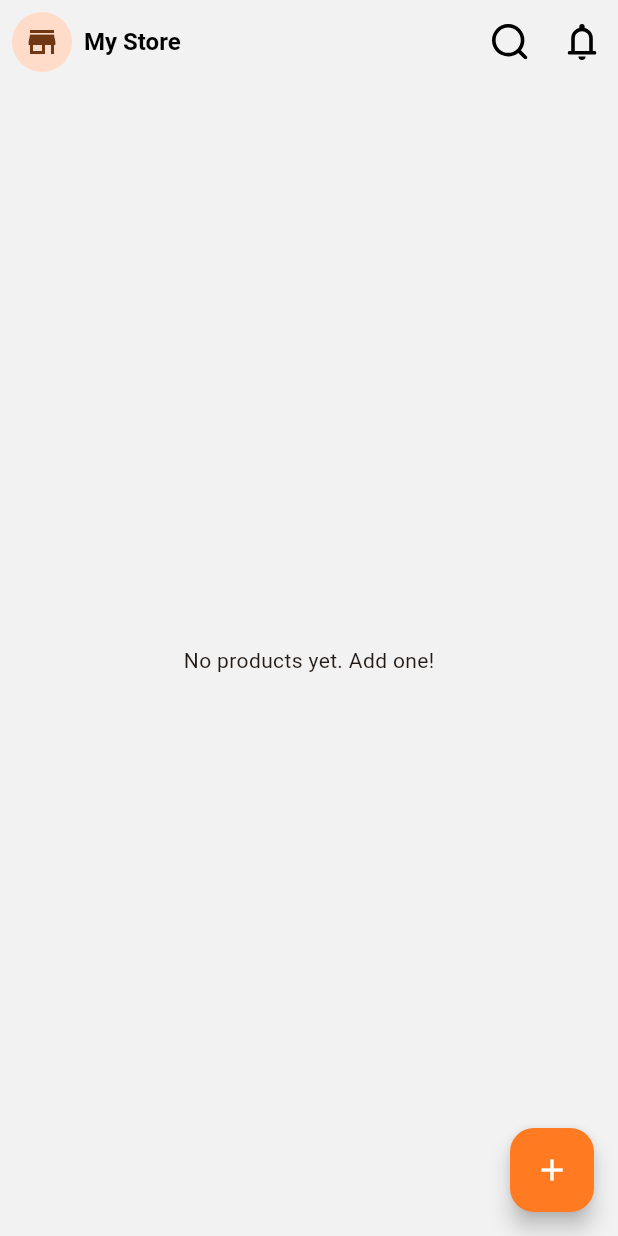
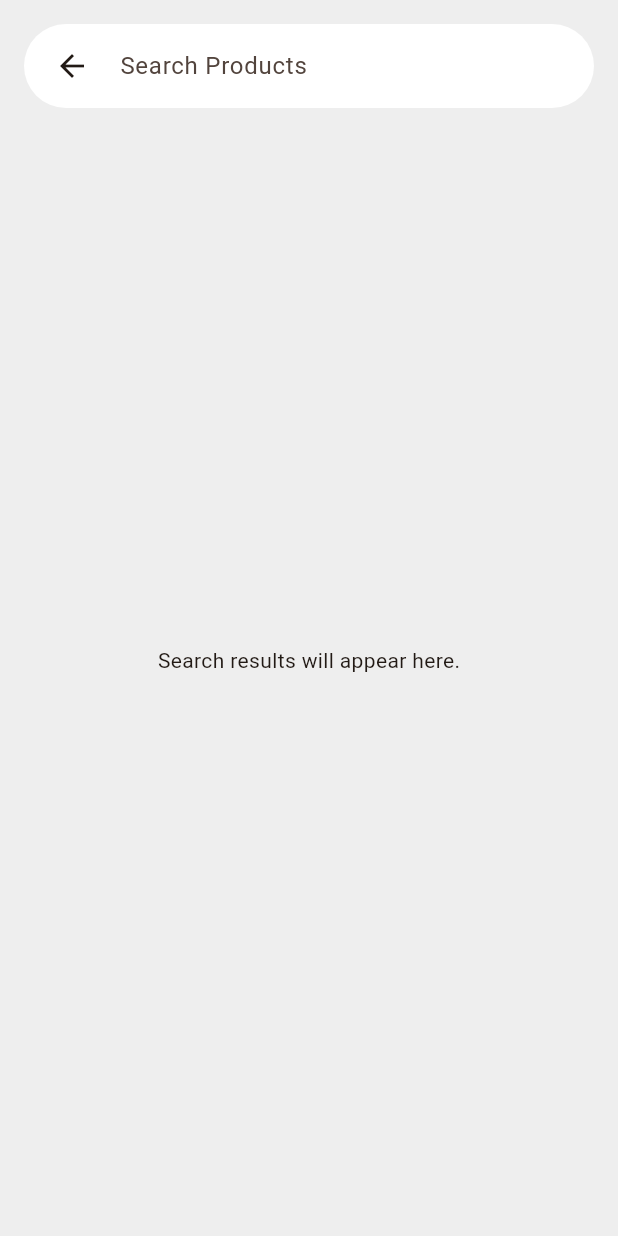
Before and after one commit to SimpliMinimalist/project, a Flutter app: the HomeScreen screen opened by its route, after a tap on an icon or button, on a phone screen of 412 x 824 dp. Run offline on Flutter 3.47's test engine with Material 3 defaults, Android fonts, the phone set to English and light mode, and no system bars; our stand-ins replace carousel_slider, flutter_svg, go_router, google_fonts, image_picker, pinput and 1 more.

Commit message:
feat: Implement final search screen UI

```diff
--- a/lib/core/router.dart
+++ b/lib/core/router.dart
@@ -4,6 +4,7 @@ import 'package:myapp/features/auth/screens/welcome_screen.dart';
 import 'package:myapp/features/store_setup/screens/store_setup_screen.dart';
 import 'package:myapp/features/home/screens/home_screen.dart';
 import 'package:myapp/features/add_product/screens/add_product_screen.dart';
+import 'package:myapp/features/search_product/screens/search_product_screen.dart';
 
 final GoRouter router = GoRouter(
   initialLocation: '/',
@@ -24,5 +25,9 @@ final GoRouter router = GoRouter(
       path: '/add-product',
       builder: (context, state) => const AddProductScreen(),
     ),
+    GoRoute(
+      path: '/search',
+      builder: (context, state) => const SearchProductScreen(),
+    ),
   ],
 );
--- a/lib/features/home/screens/home_screen.dart
+++ b/lib/features/home/screens/home_screen.dart
@@ -3,6 +3,7 @@ import 'package:flutter/material.dart';
 import 'package:flutter/rendering.dart';
 import 'package:flutter/scheduler.dart';
 import 'package:flutter_svg/flutter_svg.dart';
+import 'package:go_router/go_router.dart';
 import 'package:provider/provider.dart';
 
 import '../../../providers/product_provider.dart';
@@ -101,7 +102,7 @@ class _HomeScreenState extends State<HomeScreen> {
                 IconButton(
                   icon: SvgPicture.asset('assets/icons/search.svg',
                       width: 24, height: 24),
-                  onPressed: () {},
+                  onPressed: () => context.go('/search'),
                 ),
                 IconButton(
                   icon: SvgPicture.asset('assets/icons/notification.svg',
--- /dev/null
+++ b/lib/features/search_product/screens/search_product_screen.dart
@@ -0,0 +1,75 @@
+
+import 'package:flutter/material.dart';
+import 'package:go_router/go_router.dart';
+
+class SearchProductScreen extends StatefulWidget {
+  const SearchProductScreen({super.key});
+
+  @override
+  State<SearchProductScreen> createState() => _SearchProductScreenState();
+}
+
+class _SearchProductScreenState extends State<SearchProductScreen> {
+  final TextEditingController _searchController = TextEditingController();
+  bool _isTyping = false;
+
+  @override
+  void initState() {
+    super.initState();
+    _searchController.addListener(() {
+      setState(() {
+        _isTyping = _searchController.text.isNotEmpty;
+      });
+    });
+  }
+
+  @override
+  void dispose() {
+    _searchController.dispose();
+    super.dispose();
+  }
+
+  @override
+  Widget build(BuildContext context) {
+    return Scaffold(
+      backgroundColor: Colors.grey[200],
+      body: SafeArea(
+        child: Padding(
+          padding: const EdgeInsets.all(16.0),
+          child: Column(
+            children: [
+              SearchBar(
+                controller: _searchController,
+                hintText: 'Search Products',
+                elevation: WidgetStateProperty.all(0.0),
+                backgroundColor: WidgetStateProperty.all(Colors.white),
+                shape: WidgetStateProperty.all(const RoundedRectangleBorder(
+                  borderRadius: BorderRadius.all(Radius.circular(100)),
+                )),
+                leading: IconButton(
+                  icon: const Icon(Icons.arrow_back),
+                  onPressed: () => context.go('/home'),
+                ),
+                trailing: _isTyping
+                    ? [
+                        IconButton(
+                          icon: const Icon(Icons.clear),
+                          onPressed: () {
+                            _searchController.clear();
+                          },
+                        )
+                      ]
+                    : null,
+              ),
+              const Expanded(
+                child: Center(
+                  child: Text('Search results will appear here.'),
+                ),
+              ),
+            ],
+          ),
+        ),
+      ),
+    );
+  }
+}
```
